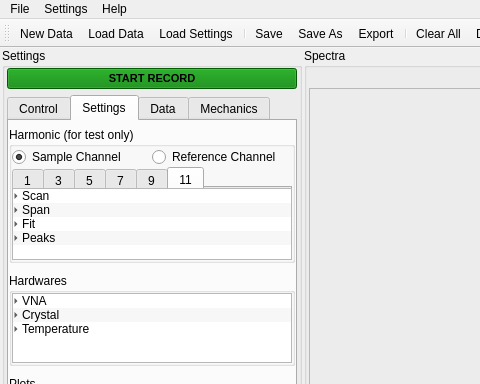
Before: the Qt Designer form QCM_GUI_test6.ui in shullgroup/rheoQCM, drawn with Qt 5; both pictures show x 0 to 480 and y 0 to 384 of the 1114 by 964 pixel window.
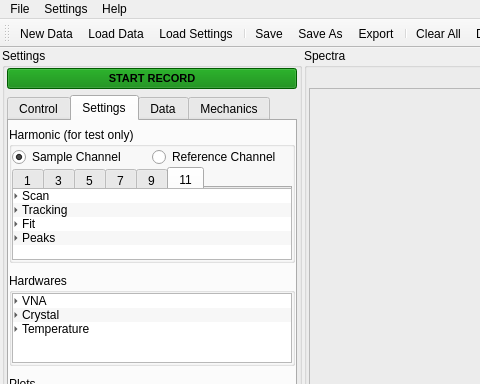
After: the same form once the commit is applied. The open tabs and pages were chosen to show the change. Icons and pictures are not drawn.

Commit message: set_/get_freq_span()

Diff of the .ui file:
```diff
--- a/QCM_GUI_test6.ui
+++ b/QCM_GUI_test6.ui
@@ -1553,7 +1553,7 @@
                    </item>
                    <item>
                     <property name="text">
-                     <string>Span</string>
+                     <string>Tracking</string>
                     </property>
                     <item>
                      <property name="text">
```
Left out of the diff: 10 changed lines with no effect on the pictures. The commit also changes 7 other files.
